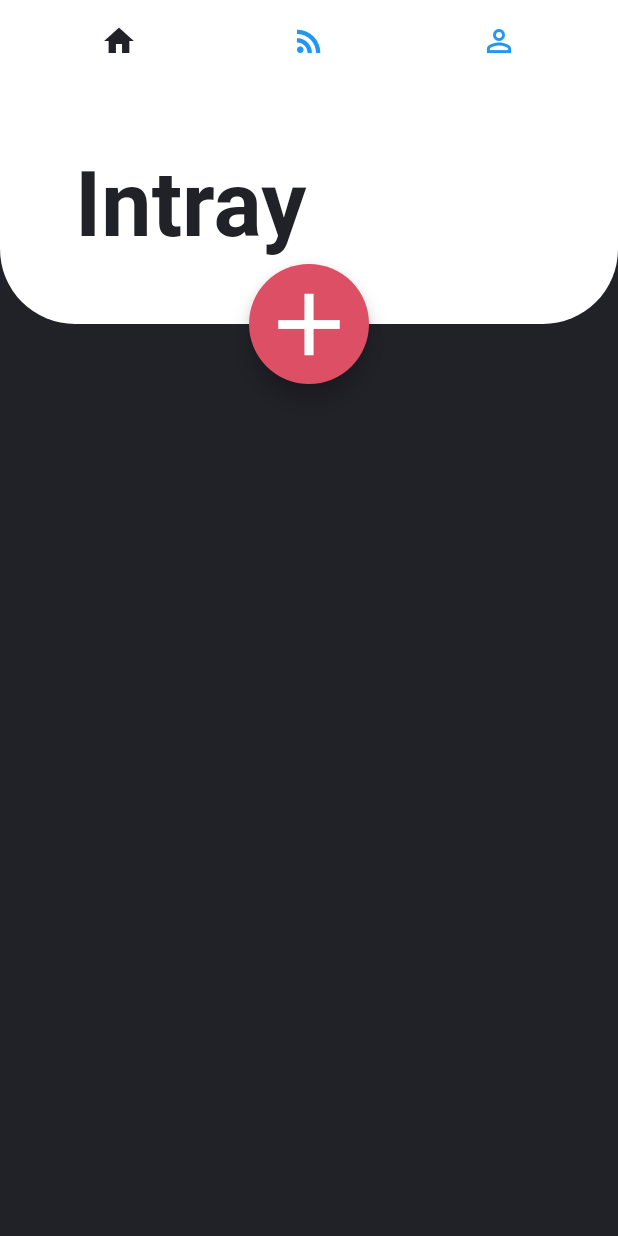
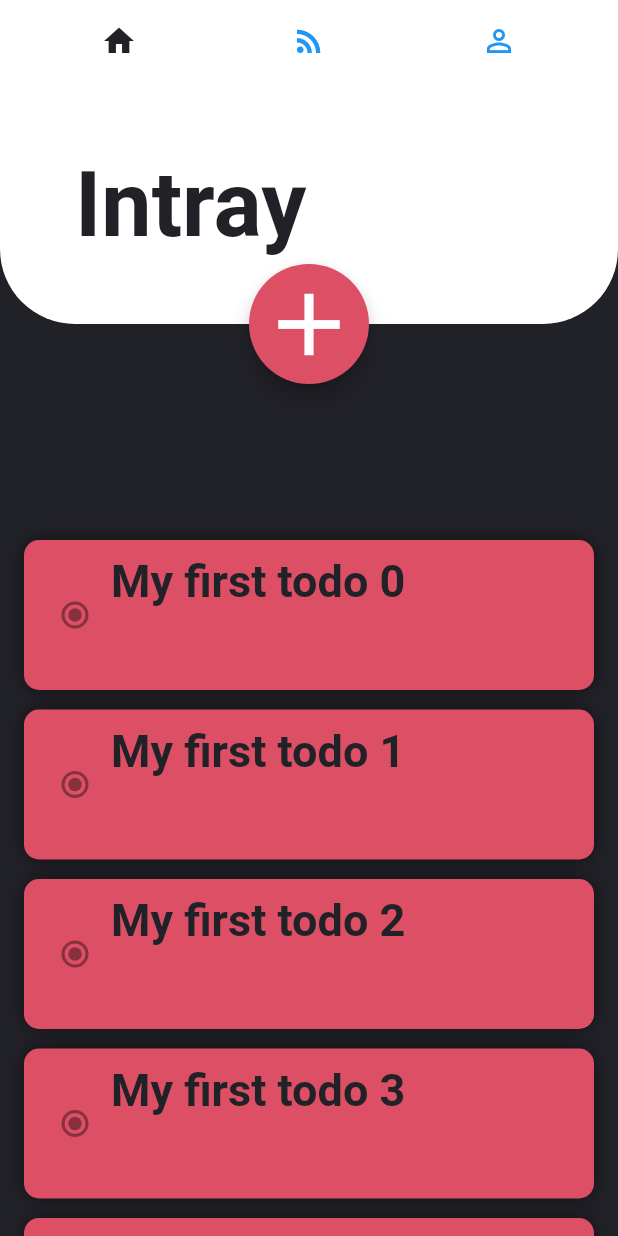
Before and after one commit to dborges2143/TodoApp, a Flutter app: the screen it shows after launch, on a phone screen of 412 x 824 dp. Run offline on Flutter 3.47's test engine with Material 2 defaults, Android fonts, the phone set to English and light mode, and no system bars; Roboto replaces fonts that are missing (Avenir).

Commit message:
Create list for tasks and drag and drop functionality

```diff
--- /dev/null
+++ b/App/todoapp/lib/UI/Intray/intray_page.dart
@@ -0,0 +1,54 @@
+import 'package:flutter/material.dart';
+import 'package:todoapp/models/classes/task.dart';
+import 'package:todoapp/models/global.dart';
+import 'package:todoapp/widgets/intray_todo_widget.dart';
+
+class IntrayPage extends StatefulWidget {
+  @override
+  _IntrayPageState createState() => _IntrayPageState();
+}
+
+class _IntrayPageState extends State<IntrayPage> {
+  List<Task> taskList = [];
+
+  @override
+  Widget build(BuildContext context) {
+    taskList = getList();
+    return Container(
+      color: darkGreyColor,
+      child: Theme(
+        data: ThemeData(
+          canvasColor: Colors.transparent
+        ),
+        child: ReorderableListView(
+          padding: EdgeInsets.only(top: 300),
+          children: _buildReorderableListChildren(),
+          onReorder: _onReorder,
+        ),
+      ),
+    );
+  }
+
+  List<Widget> _buildReorderableListChildren() {
+    return getList().map((Task item) =>
+        ListTile(
+            key: Key(item.taskId),
+            title: IntrayTodo(title: item.title)
+        )).toList();
+  }
+
+  void _onReorder(oldIndex, newIndex) {
+    setState(() {
+      Task item = taskList[oldIndex];
+      taskList.remove(item);
+      taskList.insert(newIndex, item);
+    });
+  }
+
+  List<Task> getList() {
+    for (int i = 0; i < 10; i ++) {
+      taskList.add(Task("My first todo " + i.toString(), false, i.toString()));
+    }
+    return taskList;
+  }
+}
--- a/App/todoapp/lib/main.dart
+++ b/App/todoapp/lib/main.dart
@@ -1,4 +1,5 @@
 import 'package:flutter/material.dart';
+import 'package:todoapp/UI/Intray/intray_page.dart';
 import 'package:todoapp/models/global.dart';
 
 void main() => runApp(MyApp());
@@ -40,9 +41,7 @@
               children: <Widget> [
                 TabBarView(
                   children: [
-                    new Container(
-                      color: darkGreyColor,
-                    ),
+                    IntrayPage(),
                     new Container(color: Colors.orange,),
                     new Container(
                       color: Colors.lightGreen,
--- /dev/null
+++ b/App/todoapp/lib/models/classes/task.dart
@@ -0,0 +1,13 @@
+class Task {
+  List<Task> tasks;
+  String note;
+  DateTime timeToComplete;
+  bool completed;
+  String repeats;
+  DateTime deadline;
+  List<DateTime> reminders;
+  String taskId;
+  String title;
+
+  Task(this.title, this.completed, this.taskId);
+}
--- a/App/todoapp/lib/models/global.dart
+++ b/App/todoapp/lib/models/global.dart
@@ -4,4 +4,16 @@
 //Color redColor = new Color(0xFFE33E57);
 Color redColor = new Color(0xFFDC4F64);
 
-TextStyle intrayTitleStyle = new TextStyle(fontFamily: 'Avenir', fontWeight: FontWeight.bold, color: darkGreyColor, fontSize: 60);
+TextStyle intrayTitleStyle = new TextStyle(
+    fontFamily: 'Avenir',
+    fontWeight: FontWeight.bold,
+    color: darkGreyColor,
+    fontSize: 60
+);
+
+TextStyle darkTodoTitle = new TextStyle(
+    fontFamily: 'Avenir',
+    fontWeight: FontWeight.bold,
+    color: darkGreyColor,
+    fontSize: 30
+);
--- /dev/null
+++ b/App/todoapp/lib/widgets/intray_todo_widget.dart
@@ -0,0 +1,37 @@
+import 'package:flutter/material.dart';
+import 'package:todoapp/models/global.dart';
+
+class IntrayTodo extends StatelessWidget {
+  final String title;
+//  final String keyValue;
+  IntrayTodo({this.title});
+
+  @override
+  Widget build(BuildContext context) {
+    return Container(
+      margin: EdgeInsets.only(bottom: 5),
+      padding: EdgeInsets.all(10),
+      height: 100,
+      decoration: BoxDecoration(
+        color: redColor,
+        borderRadius: BorderRadius.all(Radius.circular(10)),
+        boxShadow: [
+          new BoxShadow(
+            color: Colors.black.withOpacity(0.5),
+            blurRadius: 10.0
+          )
+        ]
+      ),
+      child: Row(
+        children: <Widget>[
+          Radio(value: null, groupValue: null, onChanged: null),
+          Column(
+            children: <Widget>[
+              Text(title, style: darkTodoTitle,)
+            ],
+          )
+        ],
+      ),
+    );
+  }
+}
```
